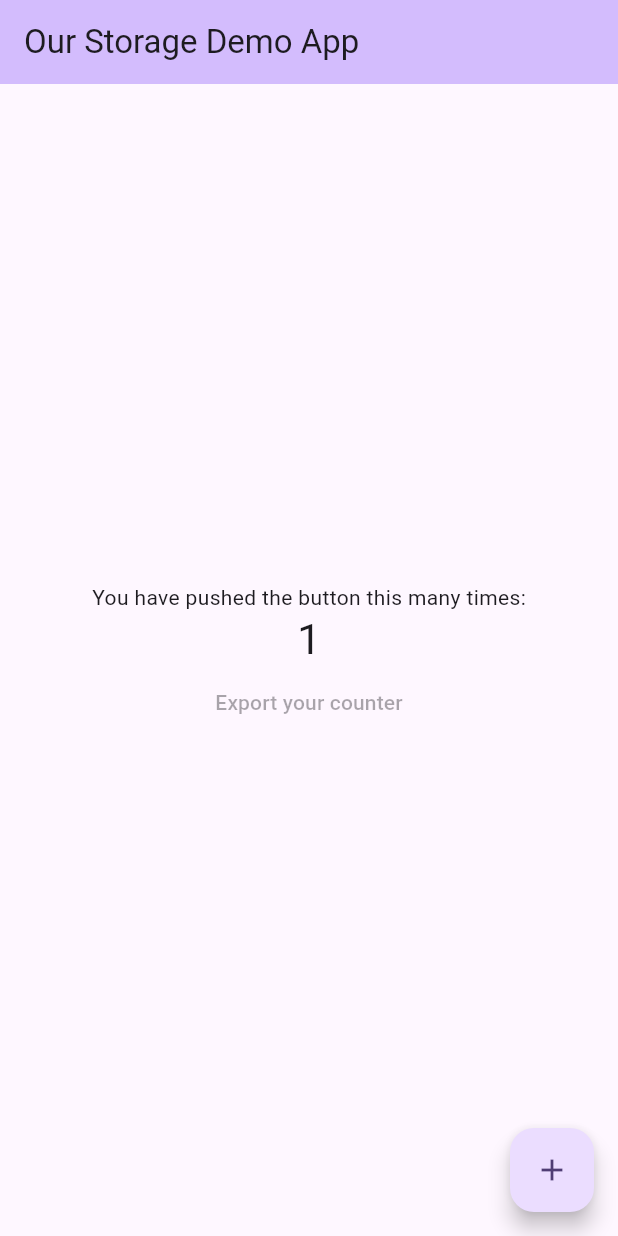
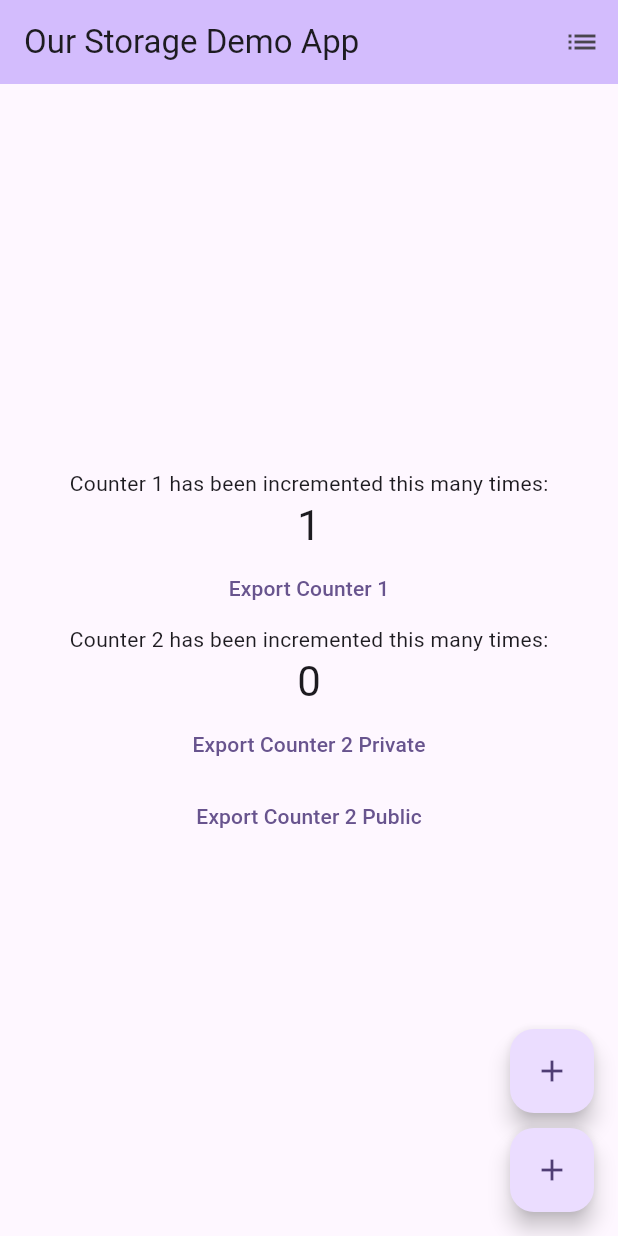
Before and after one commit to Tuckerle/storage_demo_app, a Flutter app: the screen it shows after launch, after a tap on the "add" icon, on a phone screen of 412 x 824 dp. Run offline on Flutter 3.47's test engine with Material 3 defaults, Android fonts, the phone set to English and light mode, and no system bars; our stand-ins replace file_picker, permission_handler, shared_preferences, sqflite; accounts and stored records are empty.

Commit message:
app prototype

```diff
--- a/lib/main.dart
+++ b/lib/main.dart
@@ -1,13 +1,21 @@
+import 'dart:io';
+
+import 'package:file_picker/file_picker.dart';
 import 'package:flutter/material.dart';
+import 'package:path/path.dart';
+import 'package:path_provider/path_provider.dart';
+import 'package:permission_handler/permission_handler.dart';
+import 'package:shared_preferences/shared_preferences.dart';
+import 'package:sqflite/sqflite.dart';
 
-void main() {
+void main() async {
+  WidgetsFlutterBinding.ensureInitialized();
   runApp(const MyApp());
 }
 
 class MyApp extends StatelessWidget {
   const MyApp({super.key});
 
-  // This widget is the root of your application.
   @override
   Widget build(BuildContext context) {
     return MaterialApp(
@@ -31,16 +39,119 @@ class MyHomePage extends StatefulWidget {
 }
 
 class _MyHomePageState extends State<MyHomePage> {
-  int _counter = 0;
+  int _counterOne = 0;
+  int _counterTwo = 0;
+  Database? database;
 
-  void _incrementCounter() {
+  @override
+  void initState() {
+    super.initState();
+    _initializeDatabase();
+    _loadCounterOne();
+    _loadCounterTwo();
+    _requestPermissions();
+  }
+
+  Future<void> _requestPermissions() async {
+    if (Platform.isAndroid) {
+      await Permission.storage.request();
+      if (await Permission.storage.isDenied) {
+        // Handle the case where user denied the permissions
+        print('Permissions denied');
+      }
+    }
+  }
+
+  Future<void> _initializeDatabase() async {
+    var databasesPath = await getDatabasesPath();
+    String path = join(databasesPath, 'counter_logs.db');
+    database = await openDatabase(
+      path,
+      onCreate: (db, version) {
+        return db.execute(
+          'CREATE TABLE Logs(id INTEGER PRIMARY KEY, timestamp TEXT, counter INTEGER, oldValue INTEGER, newValue INTEGER)',
+        );
+      },
+      version: 1,
+    );
+  }
+
+  Future<void> _logCounterEvent(int counter, int oldValue, int newValue) async {
+    if (database != null) {
+      await database!.insert(
+        'Logs',
+        {
+          'timestamp': DateTime.now().toIso8601String(),
+          'counter': counter,
+          'oldValue': oldValue,
+          'newValue': newValue,
+        },
+      );
+    }
+  }
+
+  void _incrementCounterOne() {
+    int oldValue = _counterOne;
     setState(() {
-      _counter++;
+      _counterOne++;
+    });
+    _logCounterEvent(1, oldValue, _counterOne);
+  }
+
+  void _incrementCounterTwo() {
+    int oldValue = _counterTwo;
+    setState(() {
+      _counterTwo++;
+    });
+    _logCounterEvent(2, oldValue, _counterTwo);
+  }
+
+  void exportCounterOne() async {
+    SharedPreferences prefs = await SharedPreferences.getInstance();
+    await prefs.setInt('counter_one', _counterOne);
+  }
+
+  Future<void> exportCounterTwoPrivate() async {
+    final directory = await getApplicationDocumentsDirectory();
+    final file = File('${directory.path}/counter_two_private.txt');
+    await file.writeAsString('$_counterTwo');
+  }
+
+  Future<void> exportCounterTwoPublic(BuildContext context) async {
+    await _openDirectoryPickerAndSaveFile(context);
+  }
+
+  Future<void> _openDirectoryPickerAndSaveFile(BuildContext context) async {
+    String? selectedDirectory = await FilePicker.platform.getDirectoryPath();
+    if (selectedDirectory != null) {
+      final file = File('$selectedDirectory/counter_two_public.txt');
+      await file.writeAsString('$_counterTwo');
+      ScaffoldMessenger.of(context).showSnackBar(
+        SnackBar(content: Text('File saved to $selectedDirectory')),
+      );
+    }
+  }
+
+  Future<void> _loadCounterOne() async {
+    SharedPreferences prefs = await SharedPreferences.getInstance();
+    setState(() {
+      _counterOne = prefs.getInt('counter_one') ?? 0;
     });
   }
 
-  void exportCOunter() {
-    //Coder to export to the file system
+  Future<void> _loadCounterTwo() async {
+    final directory = await getApplicationDocumentsDirectory();
+    final file = File('${directory.path}/counter_two_private.txt');
+    if (await file.exists()) {
+      String content = await file.readAsString();
+      setState(() {
+        _counterTwo = int.tryParse(content) ?? 0;
+      });
+    } else {
+      setState(() {
+        _counterTwo = 0;
+      });
+    }
   }
 
   @override
@@ -49,30 +160,108 @@ class _MyHomePageState extends State<MyHomePage> {
       appBar: AppBar(
         backgroundColor: Theme.of(context).colorScheme.inversePrimary,
         title: Text(widget.title),
+        actions: [
+          IconButton(
+            icon: Icon(Icons.list),
+            onPressed: () => Navigator.of(context).push(MaterialPageRoute(
+              builder: (context) => LogsPage(database: database),
+            )),
+          )
+        ],
       ),
       body: Center(
         child: Column(
           mainAxisAlignment: MainAxisAlignment.center,
           children: <Widget>[
-            const Text(
-              'You have pushed the button this many times:',
-            ),
+            const Text('Counter 1 has been incremented this many times:'),
             Text(
-              '$_counter',
+              '$_counterOne',
               style: Theme.of(context).textTheme.headlineMedium,
             ),
             TextButton(
-              onPressed: exportCounter,
-              child: const Text("Export your counter"),
-            )
+              onPressed: exportCounterOne,
+              child: const Text("Export Counter 1"),
+            ),
+            const Text('Counter 2 has been incremented this many times:'),
+            Text(
+              '$_counterTwo',
+              style: Theme.of(context).textTheme.headlineMedium,
+            ),
+            TextButton(
+              onPressed: exportCounterTwoPrivate,
+              child: const Text("Export Counter 2 Private"),
+            ),
+            TextButton(
+              onPressed: () => exportCounterTwoPublic,
+              child: const Text("Export Counter 2 Public"),
+            ),
           ],
         ),
       ),
-      floatingActionButton: FloatingActionButton(
-        onPressed: _incrementCounter,
-        tooltip: 'Increment',
-        child: const Icon(Icons.add),
+      floatingActionButton: Column(
+        mainAxisAlignment: MainAxisAlignment.end,
+        children: [
+          FloatingActionButton(
+            onPressed: _incrementCounterOne,
+            tooltip: 'Increment Counter 1',
+            child: const Icon(Icons.add),
+            heroTag: 'counter1',
+          ),
+          const SizedBox(height: 10),
+          FloatingActionButton(
+            onPressed: _incrementCounterTwo,
+            tooltip: 'Increment Counter 2',
+            child: const Icon(Icons.add),
+            heroTag: 'counter2',
+          ),
+        ],
       ),
     );
   }
 }
+
+class LogsPage extends StatelessWidget {
+  final Database? database;
+
+  const LogsPage({super.key, required this.database});
+
+  Future<List<Map<String, dynamic>>> _fetchLogs() async {
+    if (database != null) {
+      return await database!.query('Logs');
+    }
+    return [];
+  }
+
+  @override
+  Widget build(BuildContext context) {
+    return Scaffold(
+      appBar: AppBar(
+        title: const Text('Logs'),
+      ),
+      body: FutureBuilder<List<Map<String, dynamic>>>(
+        future: _fetchLogs(),
+        builder: (context, snapshot) {
+          if (snapshot.connectionState == ConnectionState.waiting) {
+            return const Center(child: CircularProgressIndicator());
+          }
+          if (snapshot.hasError) {
+            return const Center(child: Text('Error fetching logs'));
+          }
+          final logs = snapshot.data!;
+          return ListView.builder(
+            itemCount: logs.length,
+            itemBuilder: (context, index) {
+              final log = logs[index];
+              return ListTile(
+                title: Text(
+                    'Counter ${log['counter']} - Time: ${log['timestamp']}'),
+                subtitle: Text(
+                    'Old Value: ${log['oldValue']} -> New Value: ${log['newValue']}'),
+              );
+            },
+          );
+        },
+      ),
+    );
+  }
+}
```
Also changed, not shown: pubspec.yaml (+5 -2 lines), pubspec.lock, 6 other files.
